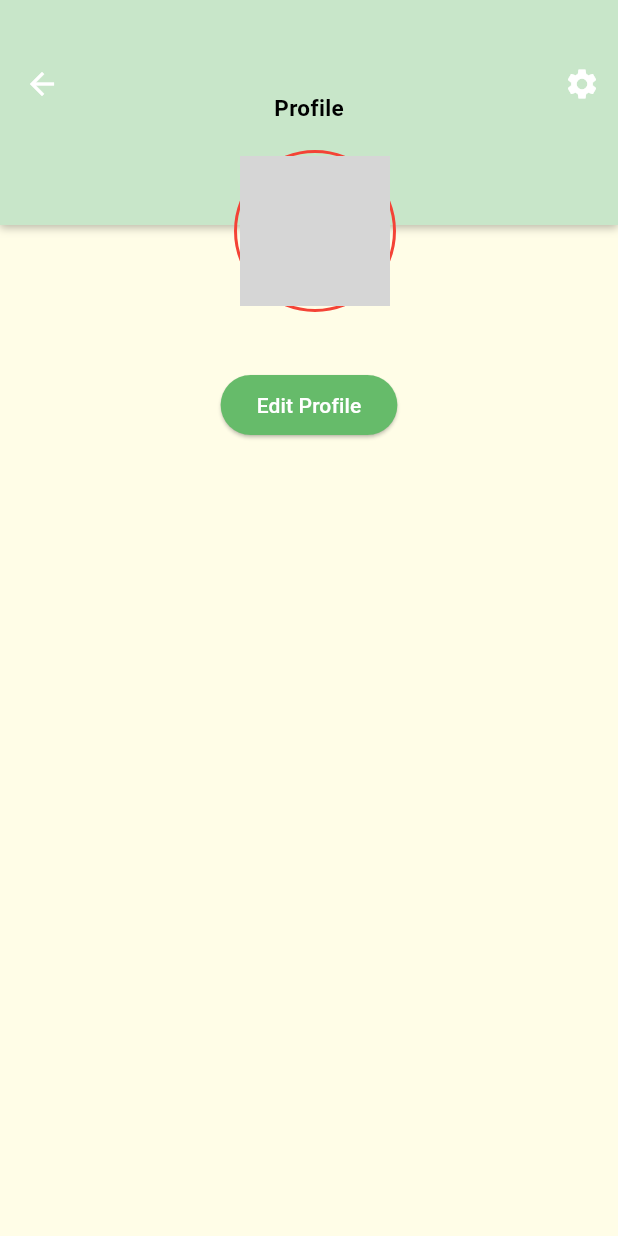
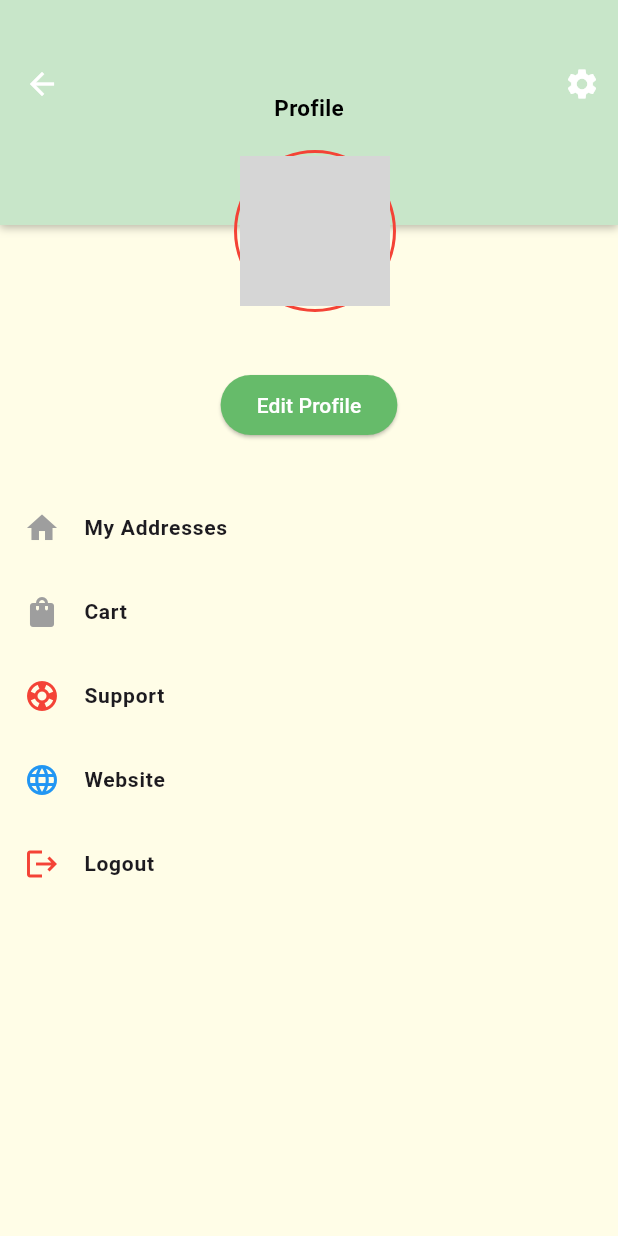
Before and after one commit to Soujanyarashmie/agronomist_partner, a Flutter app: the ProfileMenu screen opened by its route, on a phone screen of 412 x 824 dp. Run offline on Flutter 3.47's test engine with Material 3 defaults, Android fonts, the phone set to English and light mode, and no system bars; our stand-ins replace carousel_slider, cloud_firestore, firebase_auth, firebase_core, go_router, google_sign_in; accounts and stored records are empty; network calls fail; grey boxes are pictures that could not be loaded.

Commit message:
profile menu functions

```diff
--- a/lib/backend/go_router.dart
+++ b/lib/backend/go_router.dart
@@ -1,4 +1,6 @@
+import 'package:agronomist_partner/pages/address.dart';
 import 'package:agronomist_partner/pages/listedproducts.dart';
+import 'package:agronomist_partner/pages/myaddress.dart';
 import 'package:agronomist_partner/pages/productadding.dart';
 import 'package:agronomist_partner/pages/sellproduct.dart';
 import 'package:agronomist_partner/pages/location.dart';
@@ -53,4 +55,12 @@ final GoRouter router = GoRouter(initialLocation: '/splashscreen', routes: [
     path: '/productupload',
     builder: (context, state) => ProductUploadPage(),
   ),
+   GoRoute(
+    path: '/addaddress',
+    builder: (context, state) => AddAddressScreen(),
+  ),
+   GoRoute(
+    path: '/myaddress',
+    builder: (context, state) => MyAddressPage(),
+  ),
 ]);
--- a/lib/pages/mainpage.dart
+++ b/lib/pages/mainpage.dart
@@ -15,7 +15,8 @@ class MainPage extends StatelessWidget {
           SizedBox(height: 25),
           InkWell(
             onTap: () {
-
+              print('tapped');
+             context.push('/address');
             },
             child: ContainerWidget(
               imagePath: "assets/images/buyproduct.jpg",
--- a/lib/pages/productadding.dart
+++ b/lib/pages/productadding.dart
@@ -57,10 +57,7 @@ class _ProductUploadPageState extends State<ProductUploadPage> {
 
 
 
-  // Future<void> logout() async {
-  //   await FirebaseAuth.instance.signOut();
-  //   context.go('/loginpage');
-  // }
+
 
   @override
   Widget build(BuildContext context) {
--- a/lib/pages/profilemenu.dart
+++ b/lib/pages/profilemenu.dart
@@ -1,5 +1,8 @@
+import 'package:agronomist_partner/backend/go_router.dart';
 import 'package:agronomist_partner/pages/login.dart';
+import 'package:firebase_auth/firebase_auth.dart';
 import 'package:flutter/material.dart';
+import 'package:go_router/go_router.dart';
 
 class ProfileMenu extends StatelessWidget {
   @override
@@ -14,6 +17,7 @@ class ProfileMenu extends StatelessWidget {
         children: [
           Column(
             children: [
+              // AppBar with profile title
               Container(
                 height: appBarHeight,
                 padding: const EdgeInsets.only(top: 28.0),
@@ -31,7 +35,7 @@ class ProfileMenu extends StatelessWidget {
                   backgroundColor: Colors.transparent,
                   elevation: 0,
                   centerTitle: true,
-  title: Container(), // Remove text from here to position it manually
+                  title: Container(),
                   leading: IconButton(
                     icon: Icon(Icons.arrow_back, color: Colors.white),
                     onPressed: () => Navigator.pop(context),
@@ -50,12 +54,12 @@ class ProfileMenu extends StatelessWidget {
                         alignment: Alignment.center,
                         children: [
                           Positioned(
-            top: constraints.biggest.height / 2 - 28, // Adjust top position to move text up
+                            top: constraints.biggest.height / 2 - 28,
                             child: Text(
                               'Profile',
                               style: TextStyle(
                                 color: Colors.black,
-                fontSize: 15, // Optional: Adjust font size if needed
+                                fontSize: 15,
                                 fontWeight: FontWeight.bold,
                               ),
                             ),
@@ -65,10 +69,9 @@ class ProfileMenu extends StatelessWidget {
                     },
                   ),
                 ),
-
-
               ),
               SizedBox(height: 60),
+              // Profile info and Edit Profile button
               Expanded(
                 child: Column(
                   mainAxisAlignment: MainAxisAlignment.start,
@@ -91,23 +94,29 @@ class ProfileMenu extends StatelessWidget {
                       ),
                       child: Text('Edit Profile'),
                     ),
+                    SizedBox(height: 30),
+                    // Account Information List
+                    buildAccountInfoList(context),
                   ],
                 ),
               ),
             ],
           ),
+          // Positioned profile avatar
           Positioned(
-            top: appBarHeight - avatarRadius, // Position to straddle the AppBar and body
+            top: appBarHeight - avatarRadius,
             left: MediaQuery.of(context).size.width / 2 - avatarRadius,
             child: Container(
               decoration: BoxDecoration(
                 shape: BoxShape.circle,
-                border: Border.all(color: Colors.red, width: 2), // Outer circle border
+                border: Border.all(color: Colors.red, width: 2),
               ),
-              padding: const EdgeInsets.all(2), // Adjust the spacing for the border
+              padding: const EdgeInsets.all(2),
               child: CircleAvatar(
                 radius: avatarRadius,
-                backgroundImage: NetworkImage(userData.imageUrl), // Replace with actual image URL
+                backgroundImage: NetworkImage(
+                  userData.imageUrl,
+                ),
               ),
             ),
           ),
@@ -115,4 +124,80 @@ class ProfileMenu extends StatelessWidget {
       ),
     );
   }
+
+  // Moved _logout function outside the build method
+  Future<void> _logout(BuildContext context) async {
+    await FirebaseAuth.instance.signOut();
+    context.go('/loginpage');
   }
+
+  Widget buildAccountInfoList(BuildContext context) {
+    return Column(
+      children: [
+        buildAccountInfoTile(
+          context,
+          icon: Icons.home,
+          color: Colors.grey,
+          title: 'My Addresses',
+          onTap: () {
+            context.push('/myaddress');
+          },
+        ),
+        buildAccountInfoTile(
+          context,
+          icon: Icons.shopping_bag,
+          color: Colors.grey,
+          title: 'Cart',
+          onTap: () {
+            // Navigate to Cart screen
+          },
+        ),
+        buildAccountInfoTile(
+          context,
+          icon: Icons.support,
+          color: Colors.red,
+          title: 'Support',
+          onTap: () {
+            // Navigate to Support screen
+          },
+        ),
+        buildAccountInfoTile(
+          context,
+          icon: Icons.language,
+          color: Colors.blue,
+          title: 'Website',
+          onTap: () {
+            // Open Website
+          },
+        ),
+        buildAccountInfoTile(
+          context,
+          icon: Icons.logout,
+          color: Colors.red,
+          title: 'Logout',
+          onTap: () => _logout(context), // Use the _logout function
+        ),
+      ],
+    );
+  }
+
+  Widget buildAccountInfoTile(
+    BuildContext context, {
+    required IconData icon,
+    required Color color,
+    required String title,
+    required VoidCallback onTap,
+  }) {
+    return ListTile(
+      leading: Icon(icon, color: color),
+      title: Text(
+        title,
+        style: TextStyle(
+          fontSize: 14,
+          fontWeight: FontWeight.bold,
+        ),
+      ),
+      onTap: onTap,
+    );
+  }
+}
```
Also changed, not shown: lib/pages/address.dart (added, +260 -0 lines), lib/pages/myaddress.dart (added, +54 -0 lines), lib/pages/sellproduct.dart (+15 -11 lines). Lines whose indentation alone changed are shown as unchanged.
